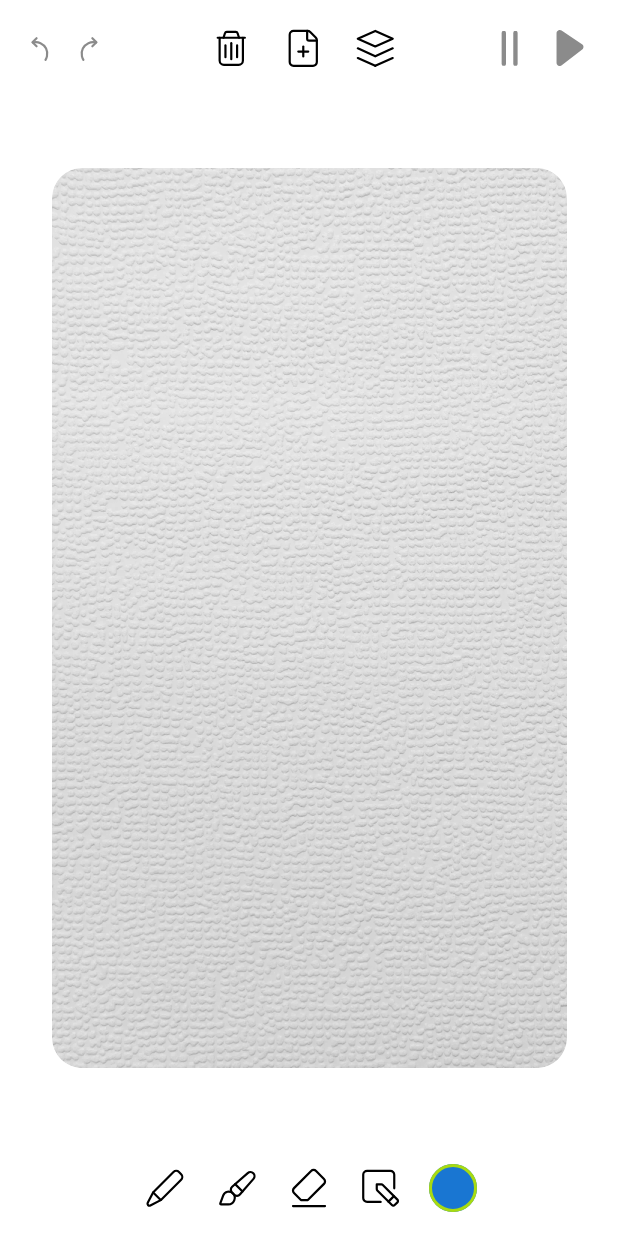
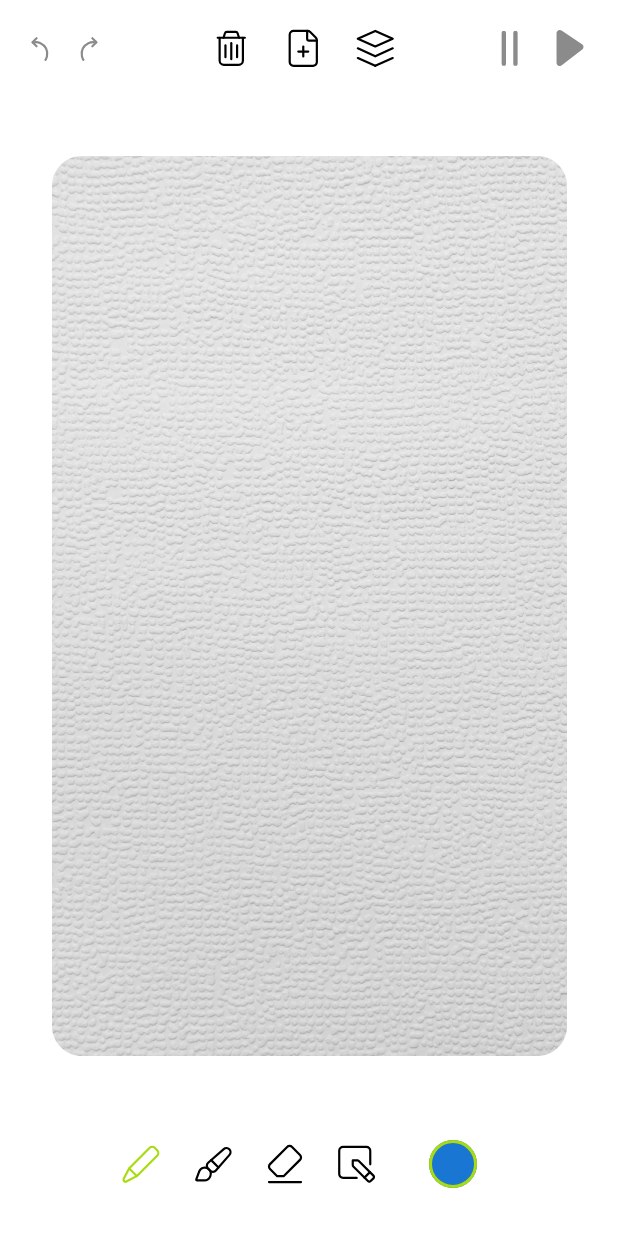
Before and after one commit to catsoft/moving_pictures, an Android app built with Jetpack Compose: the screen it shows after launch (MainActivity), on a phone screen of 412 x 824 dp. Run offline under Robolectric (Android 15) with nearby library versions, the light colour scheme and no system bars.

Commit message:
erazer and pen

```diff
--- a/app/src/main/java/com/movingPictures/ui/screens/canvas/CanvasScreen.kt
+++ b/app/src/main/java/com/movingPictures/ui/screens/canvas/CanvasScreen.kt
@@ -14,6 +14,8 @@
 import androidx.compose.foundation.shape.RoundedCornerShape
 import androidx.compose.runtime.Composable
 import androidx.compose.runtime.collectAsState
+import androidx.compose.runtime.mutableStateOf
+import androidx.compose.runtime.remember
 import androidx.compose.ui.Alignment
 import androidx.compose.ui.Modifier
 import androidx.compose.ui.draw.clip
@@ -21,9 +23,9 @@
 import androidx.compose.ui.tooling.preview.Preview
 import androidx.compose.ui.unit.dp
 import com.example.movingPictures.ui.theme.colors.ColorPalette
-import com.movingPictures.ui.theme.themes.MPTheme
 import com.movingPictures.compose.MPIcons
 import com.movingPictures.ui.screens.canvas.canvas.CanvasView
+import com.movingPictures.ui.theme.themes.MPTheme
 
 @Composable
 fun CanvasScreen(modifier: Modifier = Modifier, viewModel: CanvasViewModel = CanvasViewModel()) {
@@ -112,6 +114,8 @@
 
 @Composable
 fun BottomBar(modifier: Modifier = Modifier, viewModel: CanvasViewModel) {
+    val showColorSelection = remember { mutableStateOf(false) }
+
     Box(
         modifier.fillMaxWidth(),
         contentAlignment = Alignment.Center
@@ -121,17 +125,17 @@
         ) {
             val penButtonState = viewModel.penButtonState.collectAsState()
             ControllableIcon(penButtonState.value) {
-                MPIcons.IcPencil(modifier = mediumIconModifier)
+                MPIcons.IcPencil(modifier = mediumIconModifier.clickable { viewModel.selectTool(ControlTool.PEN) })
             }
 
             val brushState = viewModel.brushButtonState.collectAsState()
             ControllableIcon(brushState.value) {
-                MPIcons.IcBrush(modifier = mediumIconModifier)
+                MPIcons.IcBrush(modifier = mediumIconModifier.clickable { viewModel.selectTool(ControlTool.BRUSH) })
             }
 
             val eraseState = viewModel.eraserButtonState.collectAsState()
             ControllableIcon(eraseState.value) {
-                MPIcons.IcErase(modifier = mediumIconModifier)
+                MPIcons.IcErase(modifier = mediumIconModifier.clickable { viewModel.selectTool(ControlTool.ERASER) })
             }
 
             val editState = viewModel.editButtonState.collectAsState()
@@ -140,15 +144,16 @@
             }
 
             val colorState = viewModel.colorButtonState.collectAsState()
-            ColorItem(colorState.value)
+            ColorItem(modifier.clickable { showColorSelection.value = true }, colorState.value)
         }
     }
 }
 
 @Composable
-fun ColorItem(state: ControllableState, color: Color = ColorPalette.currentPalette.primary) {
+fun ColorItem(modifier: Modifier, state: ControllableState, color: Color = ColorPalette.currentPalette.primary) {
     Box(
-        modifier = mediumIconModifier
+        modifier = modifier
+            .then(mediumIconModifier)
             .background(color, shape = RoundedCornerShape(16.dp))
             .then(
                 if (state == ControllableState.ACTIVE) Modifier.border(
--- a/app/src/main/java/com/movingPictures/ui/screens/canvas/CanvasViewModel.kt
+++ b/app/src/main/java/com/movingPictures/ui/screens/canvas/CanvasViewModel.kt
@@ -34,6 +34,7 @@
     val previousFrame: MutableStateFlow<FrameComposer?> = MutableStateFlow(null)
     val currentFrame: MutableStateFlow<FrameComposer?> = MutableStateFlow(null)
 
+    val currentTool: MutableStateFlow<ControlTool> = MutableStateFlow(ControlTool.PEN)
 
     val undoButtonState = currentFrame.flatMapLatest { it?.canUndo ?: MutableStateFlow(false) }
         .map { if (it) ControllableState.IDLE else ControllableState.DISABLED }
@@ -49,9 +50,15 @@
     val addButtonState = MutableStateFlow(ControllableState.IDLE)
     val layersButtonState = MutableStateFlow(ControllableState.IDLE)
 
-    val penButtonState = MutableStateFlow(ControllableState.IDLE)
-    val brushButtonState = MutableStateFlow(ControllableState.IDLE)
-    val eraserButtonState = MutableStateFlow(ControllableState.IDLE)
+    val penButtonState = currentTool.map { it == ControlTool.PEN }
+        .map { if (it) ControllableState.ACTIVE else ControllableState.IDLE }
+        .stateIn(viewModelScope, SharingStarted.Eagerly, ControllableState.IDLE)
+    val brushButtonState = currentTool.map { it == ControlTool.BRUSH }
+        .map { if (it) ControllableState.ACTIVE else ControllableState.IDLE }
+        .stateIn(viewModelScope, SharingStarted.Eagerly, ControllableState.IDLE)
+    val eraserButtonState = currentTool.map { it == ControlTool.ERASER }
+        .map { if (it) ControllableState.ACTIVE else ControllableState.IDLE }
+        .stateIn(viewModelScope, SharingStarted.Eagerly, ControllableState.IDLE)
     val editButtonState = MutableStateFlow(ControllableState.IDLE)
     val colorButtonState = MutableStateFlow(ControllableState.ACTIVE)
 
@@ -68,6 +75,10 @@
         val index = gifComposer.frames.indexOfFirst { it.id == frameId }
         previousFrame.value = gifComposer.frames.getOrNull(index - 1) ?: if (gifComposer.frames.size > 1) gifComposer.frames.lastOrNull() else null
         currentFrame.value = gifComposer.frames.getOrNull(index)
+    }
+
+    fun selectTool(tool: ControlTool) {
+        currentTool.value = tool
     }
 
     fun doTest(frame: FrameComposer?) {
--- /dev/null
+++ b/app/src/main/java/com/movingPictures/ui/screens/canvas/ControlTool.kt
@@ -0,0 +1,8 @@
+package com.movingPictures.ui.screens.canvas
+
+enum class ControlTool {
+    MOVE,
+    PEN,
+    BRUSH,
+    ERASER,
+}
--- a/app/src/main/java/com/movingPictures/ui/screens/canvas/DrawSettings.kt
+++ b/app/src/main/java/com/movingPictures/ui/screens/canvas/DrawSettings.kt
@@ -6,4 +6,6 @@
     var color: Color = Color.Red
     var width: Float = 5F
     val size: Float = 40F
+    var eraseSize: Float = 15F
+    var eraseColor = Color.Transparent
 }
--- a/app/src/main/java/com/movingPictures/ui/screens/canvas/canvas/CanvasView.kt
+++ b/app/src/main/java/com/movingPictures/ui/screens/canvas/canvas/CanvasView.kt
@@ -2,17 +2,15 @@
 
 import androidx.compose.foundation.Canvas
 import androidx.compose.foundation.Image
-import androidx.compose.foundation.background
 import androidx.compose.foundation.layout.Box
 import androidx.compose.foundation.layout.BoxScope
-import androidx.compose.foundation.layout.IntrinsicSize
 import androidx.compose.foundation.layout.fillMaxSize
 import androidx.compose.foundation.layout.fillMaxWidth
-import androidx.compose.foundation.layout.size
 import androidx.compose.foundation.layout.wrapContentSize
 import androidx.compose.foundation.shape.RoundedCornerShape
 import androidx.compose.runtime.Composable
 import androidx.compose.runtime.collectAsState
+import androidx.compose.runtime.derivedStateOf
 import androidx.compose.runtime.mutableStateOf
 import androidx.compose.runtime.remember
 import androidx.compose.ui.Alignment
@@ -21,16 +19,26 @@
 import androidx.compose.ui.draw.clip
 import androidx.compose.ui.geometry.Offset
 import androidx.compose.ui.geometry.Size
+import androidx.compose.ui.graphics.BlendMode
 import androidx.compose.ui.graphics.Color
+import androidx.compose.ui.graphics.ColorFilter
+import androidx.compose.ui.graphics.ImageBitmap
 import androidx.compose.ui.graphics.drawscope.DrawScope
 import androidx.compose.ui.graphics.drawscope.withTransform
-import androidx.compose.ui.graphics.toArgb
 import androidx.compose.ui.layout.ContentScale
+import androidx.compose.ui.res.imageResource
 import androidx.compose.ui.res.painterResource
+import androidx.compose.ui.unit.IntSize
 import androidx.compose.ui.unit.dp
-import com.movingPictures.compose.toPoint
 import com.movingPictures.data.FrameComposer
-import com.movingPictures.data.dto.*
+import com.movingPictures.data.dto.AddAction
+import com.movingPictures.data.dto.ArrowDrawableItem
+import com.movingPictures.data.dto.CircleDrawableItem
+import com.movingPictures.data.dto.EraserDrawableItem
+import com.movingPictures.data.dto.LineDrawableItem
+import com.movingPictures.data.dto.PenDrawableItem
+import com.movingPictures.data.dto.SquareDrawableItem
+import com.movingPictures.data.dto.TriangleDrawableItem
 import com.movingPictures.ui.screens.canvas.CanvasViewModel
 import com.movingpictures.R
 
@@ -41,6 +49,7 @@
     val currentFrame = viewModel.currentFrame.collectAsState()
 
     val currentUserDrawableItem = remember { mutableStateOf<PenDrawableItem?>(null) }
+    val currentEraserDrawableItem = remember { mutableStateOf<EraserDrawableItem?>(null) }
 
     Box(
         modifier
@@ -48,12 +57,13 @@
         contentAlignment = Alignment.Center
     ) {
         Box(
-            modifier = Modifier
+            modifier = modifier
                 .wrapContentSize()
                 .clip(RoundedCornerShape(20.dp))
-                .userDraw(viewModel, currentUserDrawableItem),
+                .then(onCurrentTool(viewModel, currentUserDrawableItem, currentEraserDrawableItem)),
             contentAlignment = Alignment.Center
         ) {
+            // duplication for right size
             Image(
                 painter = painterResource(R.drawable.canvas),
                 contentDescription = "Canvas",
@@ -74,6 +84,15 @@
                 frameComposer.applyAction(AddAction(currentUserDrawableItem.value!!))
                 DrawFrame(Modifier, frameComposer)
             }
+
+            if (currentEraserDrawableItem.value != null) {
+                val frameComposer = FrameComposer()
+                frameComposer.applyAction(AddAction(currentEraserDrawableItem.value!!))
+                DrawFrame(Modifier, frameComposer)
+            }
+
+            // duplication for right clearing the canvas
+            CanvasWithImage()
         }
     }
 }
@@ -132,9 +151,47 @@
 private fun DrawScope.drawEraser(drawable: EraserDrawableItem) {
     for (pointColor in drawable.points) {
         drawCircle(
-            color = Color.White,
+            color = Color(pointColor.color),
             radius = drawable.radius,
-            center = Offset(pointColor.point.x, pointColor.point.y)
+            center = Offset(pointColor.point.x, pointColor.point.y),
+            blendMode = BlendMode.Clear
+        )
+    }
+
+    if (drawable.points.size < 2) return
+
+    for (i in 0 until drawable.points.size - 1) {
+        val startPoint = drawable.points[i]
+        val endPoint = drawable.points[i + 1]
+
+        drawLine(
+            color = Color(startPoint.color),
+            start = Offset(startPoint.point.x, startPoint.point.y),
+            end = Offset(endPoint.point.x, endPoint.point.y),
+            strokeWidth = drawable.radius * 2,
+            blendMode = BlendMode.Clear
+        )
+    }
+
+    for (pointColor in drawable.points) {
+        drawCircle(
+            color = Color(pointColor.color),
+            radius = drawable.radius,
+            center = Offset(pointColor.point.x, pointColor.point.y),
+        )
+    }
+
+    if (drawable.points.size < 2) return
+
+    for (i in 0 until drawable.points.size - 1) {
+        val startPoint = drawable.points[i]
+        val endPoint = drawable.points[i + 1]
+
+        drawLine(
+            color = Color(startPoint.color),
+            start = Offset(startPoint.point.x, startPoint.point.y),
+            end = Offset(endPoint.point.x, endPoint.point.y),
+            strokeWidth = drawable.radius * 2,
         )
     }
 }
@@ -205,3 +262,32 @@
         strokeWidth = 5f
     )
 }
+
+@Composable
+fun CanvasWithImage(modifier: Modifier = Modifier) {
+    val image = ImageBitmap.imageResource(R.drawable.canvas)
+    val painter = painterResource(id = R.drawable.canvas)
+
+    Canvas(modifier = modifier.fillMaxSize()) {
+        val canvasWidth = size.width
+        val canvasHeight = size.height
+
+        val imageWidth = painter.intrinsicSize.width
+        val imageHeight = painter.intrinsicSize.height
+
+        val scale = minOf(canvasWidth / imageWidth, canvasHeight / imageHeight)
+        val offsetX = (canvasWidth - imageWidth * scale) / 2
+        val offsetY = (canvasHeight - imageHeight * scale) / 2
+
+        withTransform({
+            translate(left = offsetX, top = offsetY)
+            scale(scaleX = scale, scaleY = scale)
+        }) {
+            drawImage(
+                image,
+                dstSize = IntSize(size.width.toInt(), size.height.toInt()),
+                blendMode = BlendMode.DstOver,
+            )
+        }
+    }
+}
```
Also changed, not shown: app/src/main/java/com/movingPictures/data/dto/Drawables.kt (+8 -8 lines), app/src/main/java/com/movingPictures/ui/screens/canvas/canvas/UserAction.kt (+73 -14 lines).
